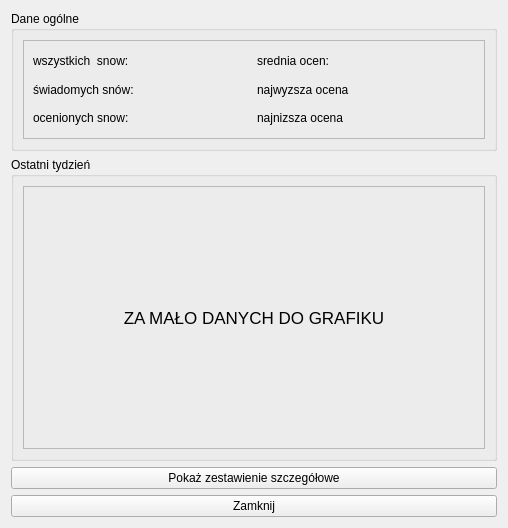
The window that ui/statDialog.ui (YoukaiCat/QtDreamDiary) describes before a commit, drawn with Qt 5.
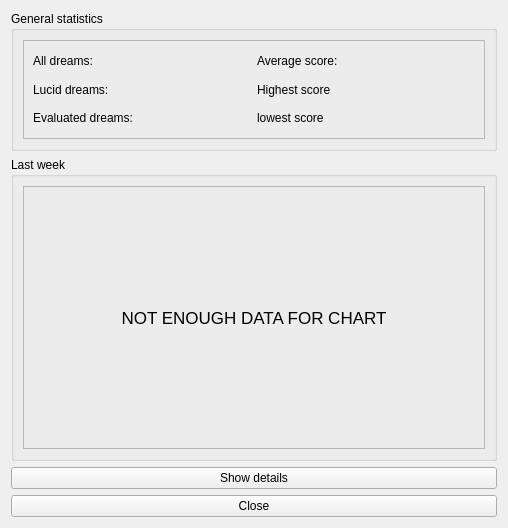
The same window after the commit.

Diff of the .ui file:
```diff
--- a/ui/statDialog.ui
+++ b/ui/statDialog.ui
@@ -21,8 +21,8 @@
        <height>140</height>
       </size>
      </property>
-     <property name="title" >
-      <string>Dane ogólne</string>
+     <property name="title">
+      <string>General statistics</string>
      </property>
      <layout class="QGridLayout" >
       <item row="0" column="0" >
@@ -33,51 +33,51 @@
         <property name="frameShadow" >
          <enum>QFrame::Raised</enum>
         </property>
-        <layout class="QGridLayout" >
-         <item row="0" column="0" >
-          <layout class="QGridLayout" >
-           <item row="0" column="0" >
-            <widget class="QLabel" name="label" >
-             <property name="text" >
-              <string>wszystkich  snow:</string>
+        <layout class="QGridLayout">
+         <item row="0" column="0">
+          <layout class="QGridLayout" name="nameless">
+           <item row="0" column="0">
+            <widget class="QLabel" name="label">
+             <property name="text">
+              <string>All dreams: </string>
              </property>
             </widget>
            </item>
-           <item row="1" column="0" >
-            <widget class="QLabel" name="label_6" >
-             <property name="text" >
-              <string>świadomych snów:</string>
+           <item row="1" column="0">
+            <widget class="QLabel" name="label_6">
+             <property name="text">
+              <string>Lucid dreams:</string>
              </property>
             </widget>
            </item>
-           <item row="2" column="0" >
-            <widget class="QLabel" name="label_2" >
-             <property name="text" >
-              <string>ocenionych snow:</string>
+           <item row="2" column="0">
+            <widget class="QLabel" name="label_2">
+             <property name="text">
+              <string>Evaluated dreams:</string>
              </property>
             </widget>
            </item>
-           <item row="0" column="1" >
-            <widget class="QLabel" name="label_3" >
-             <property name="text" >
-              <string>srednia ocen:</string>
+           <item row="0" column="1">
+            <widget class="QLabel" name="label_3">
+             <property name="text">
+              <string>Average score:</string>
              </property>
              <property name="margin" >
               <number>0</number>
              </property>
             </widget>
            </item>
-           <item row="1" column="1" >
-            <widget class="QLabel" name="label_4" >
-             <property name="text" >
-              <string>najwyzsza ocena</string>
+           <item row="1" column="1">
+            <widget class="QLabel" name="label_4">
+             <property name="text">
+              <string>Highest score</string>
              </property>
             </widget>
            </item>
-           <item row="2" column="1" >
-            <widget class="QLabel" name="label_5" >
-             <property name="text" >
-              <string>najnizsza ocena</string>
+           <item row="2" column="1">
+            <widget class="QLabel" name="label_5">
+             <property name="text">
+              <string>lowest score</string>
              </property>
             </widget>
            </item>
@@ -89,30 +89,30 @@
      </layout>
     </widget>
    </item>
-   <item row="1" column="0" >
-    <widget class="QGroupBox" name="groupBox" >
-     <property name="title" >
-      <string>Ostatni tydzień</string>
+   <item row="1" column="0">
+    <widget class="QGroupBox" name="groupBox">
+     <property name="title">
+      <string>Last week</string>
      </property>
-     <layout class="QGridLayout" >
-      <item row="0" column="0" >
-       <widget class="QFrame" name="frame" >
-        <property name="frameShape" >
+     <layout class="QGridLayout">
+      <item row="0" column="0">
+       <widget class="QFrame" name="frame">
+        <property name="frameShape">
          <enum>QFrame::StyledPanel</enum>
         </property>
         <property name="frameShadow" >
          <enum>QFrame::Raised</enum>
         </property>
-        <layout class="QGridLayout" >
-         <item row="0" column="0" >
-          <widget class="QLabel" name="label_7" >
-           <property name="font" >
+        <layout class="QGridLayout">
+         <item row="0" column="0">
+          <widget class="QLabel" name="label_7">
+           <property name="font">
             <font>
              <pointsize>13</pointsize>
             </font>
            </property>
-           <property name="text" >
-            <string>ZA MAŁO DANYCH DO GRAFIKU</string>
+           <property name="text">
+            <string>NOT ENOUGH DATA FOR CHART</string>
            </property>
            <property name="alignment" >
             <set>Qt::AlignCenter</set>
@@ -125,17 +125,17 @@
      </layout>
     </widget>
    </item>
-   <item row="3" column="0" >
-    <widget class="QPushButton" name="pushButton" >
-     <property name="text" >
-      <string>Zamknij</string>
+   <item row="3" column="0">
+    <widget class="QPushButton" name="pushButton">
+     <property name="text">
+      <string>Close</string>
      </property>
     </widget>
    </item>
-   <item row="2" column="0" >
-    <widget class="QPushButton" name="tableButton" >
-     <property name="text" >
-      <string>Pokaż zestawienie szczegółowe</string>
+   <item row="2" column="0">
+    <widget class="QPushButton" name="tableButton">
+     <property name="text">
+      <string>Show details</string>
      </property>
     </widget>
    </item>
```
Left out of the diff: 35 changed lines with no effect on the pictures.
